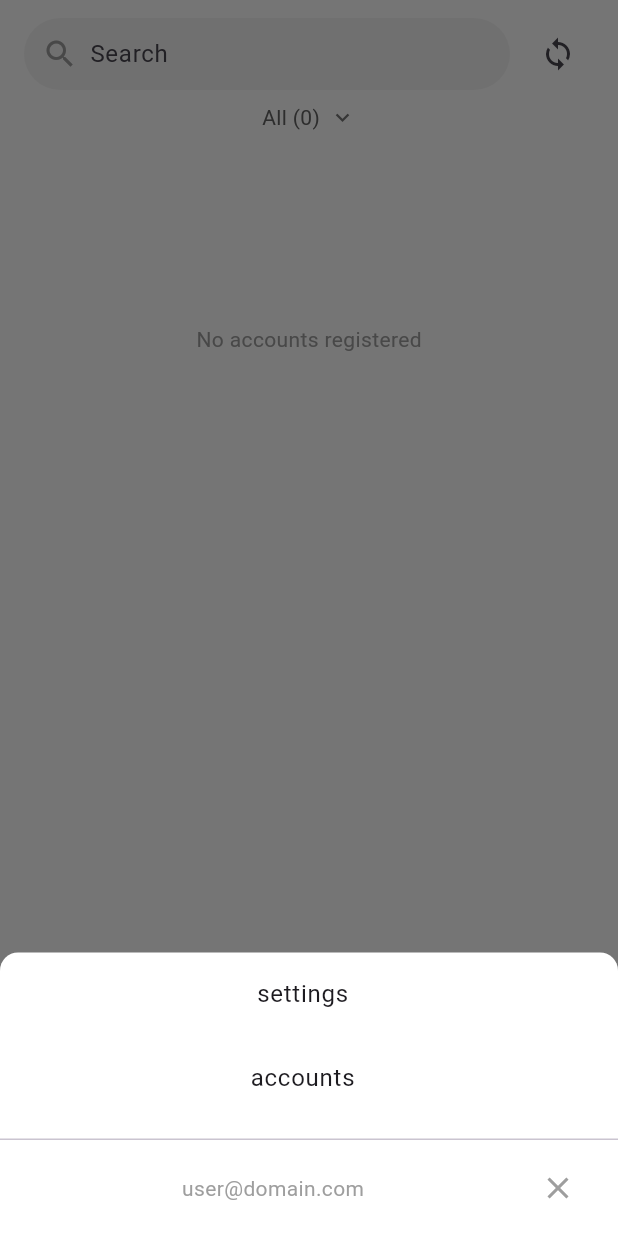
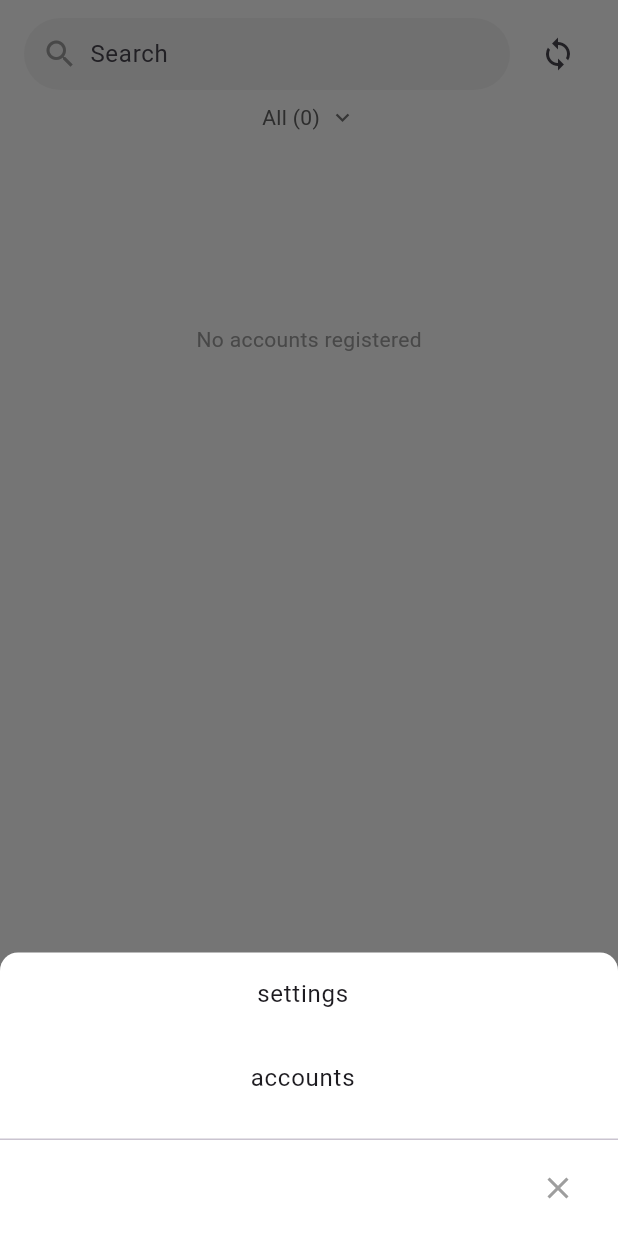
Before and after one commit to gmag11/Pocket2FA, a Flutter app: the screen it shows after launch, after a tap on the "menu" icon, on a phone screen of 412 x 824 dp. Run offline on Flutter 3.47's test engine with Material 3 defaults, Android fonts, the phone set to English and light mode, and no system bars; our stand-ins replace dio, flutter_secure_storage, flutter_svg, hive_flutter, local_auth, shared_preferences; accounts and stored records are empty.

Commit message:
feat: Align bottom bar content to the end for improved layout

```diff
--- a/lib/screens/home_screen.dart
+++ b/lib/screens/home_screen.dart
@@ -1090,12 +1090,8 @@ class _BottomBar extends StatelessWidget {
                                   Padding(
                                     padding: const EdgeInsets.symmetric(horizontal: 16.0, vertical: 8.0),
                                     child: Row(
+                                      mainAxisAlignment: MainAxisAlignment.end,
                                       children: [
-                                        Expanded(
-                                          child: Center(
-                                            child: Text('user@domain.com', style: TextStyle(color: Colors.grey)),
-                                          ),
-                                        ),
                                         IconButton(
                                           icon: const Icon(Icons.close, color: Colors.grey),
                                           onPressed: () => Navigator.of(ctx).pop(), // close without selecting
```
